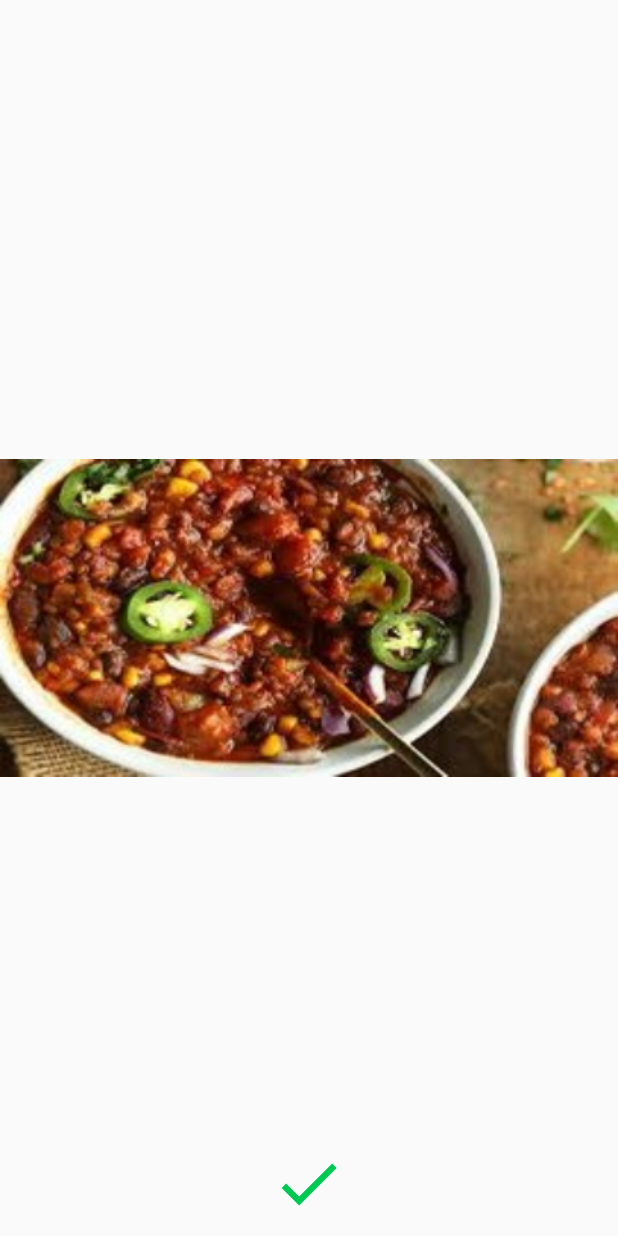
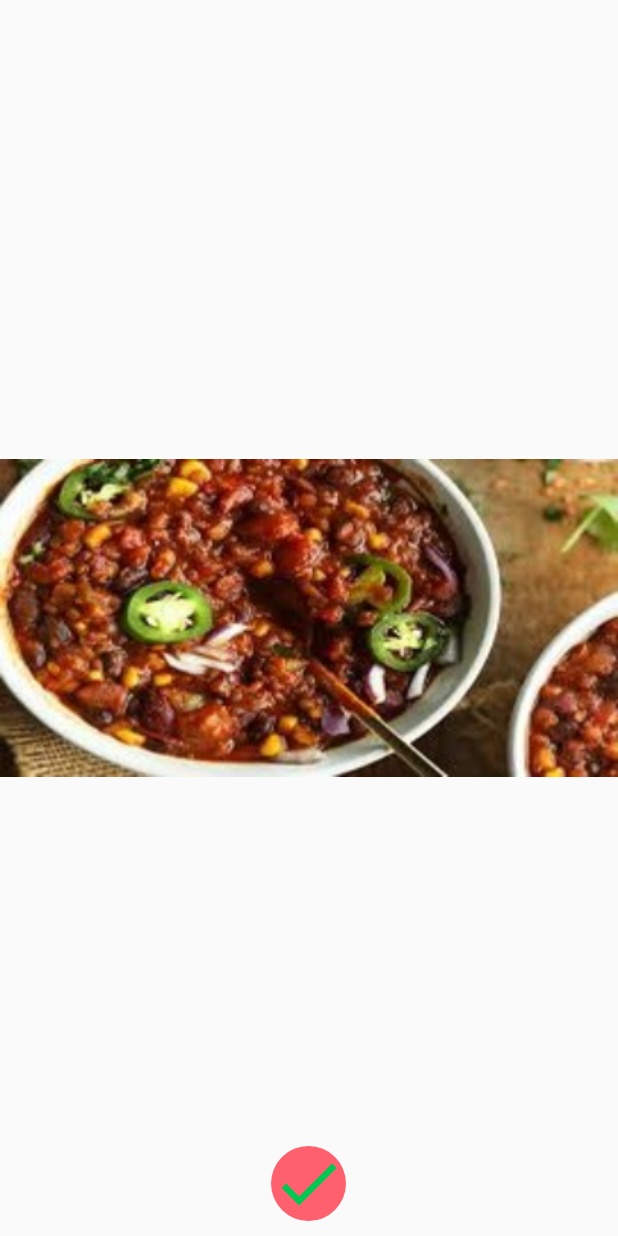
Before and after one commit to AbdelhamidShaheen/WallPaper, an Android app: the ImageShow screen opened directly, with no data from a screen before it, after a tap on an icon or button, on a phone screen of 412 x 824 dp. Run offline under Robolectric (Android 15) with nearby library versions, the phone set to English and light mode, and no system bars.

Commit message:
imageButton declration

```diff
--- a/app/src/main/java/com/example/wallpaper/ImageShow.java
+++ b/app/src/main/java/com/example/wallpaper/ImageShow.java
@@ -36,15 +36,15 @@ public class ImageShow extends AppCompatActivity {
         imageButton.setOnClickListener(new View.OnClickListener() {
             @Override
             public void onClick(View v) {
-                // WallpaperManager manager = WallpaperManager.getInstance(getApplicationContext());
-                //  try {
-                //       manager.setResource(image);
-                //  } catch (IOException e) {
-                //     print(e.getMessage());
-                //  }finally {
-                //  print("Image is loaded");
-                //  }
-                print(image + "");
+                WallpaperManager manager = WallpaperManager.getInstance(getApplicationContext());
+                try {
+                    manager.setResource(image);
+                } catch (IOException e) {
+                    print(e.getMessage());
+                } finally {
+                    print("Image is loaded");
+                }
+
             }
         });
 
--- a/app/src/main/res/layout/activity_image_view.xml
+++ b/app/src/main/res/layout/activity_image_view.xml
@@ -19,6 +19,8 @@
         android:layout_alignParentBottom="true"
         android:layout_centerHorizontal="true"
         android:layout_margin="10dp"
-        android:background="@drawable/ic_check_black_24dp" />
+        android:src="@drawable/ic_check_black_24dp"
+        android:background="@drawable/action_button_d"
+         />
 
 </RelativeLayout>
```
